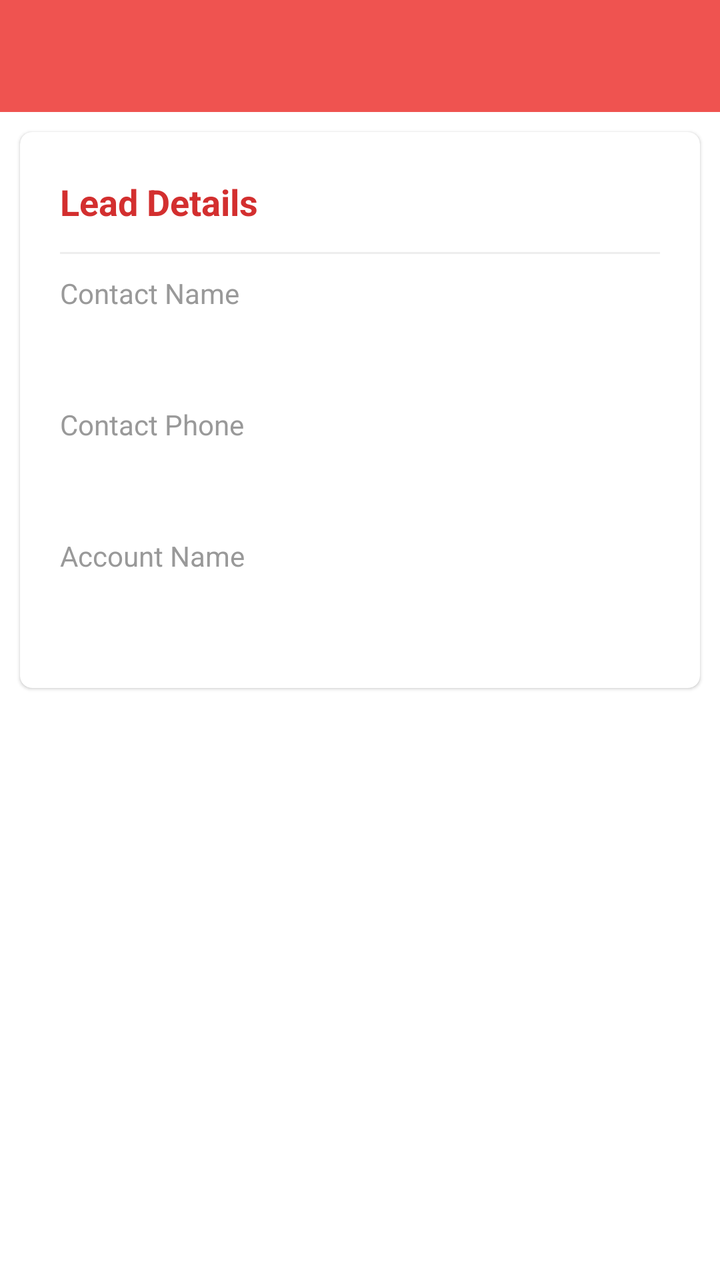
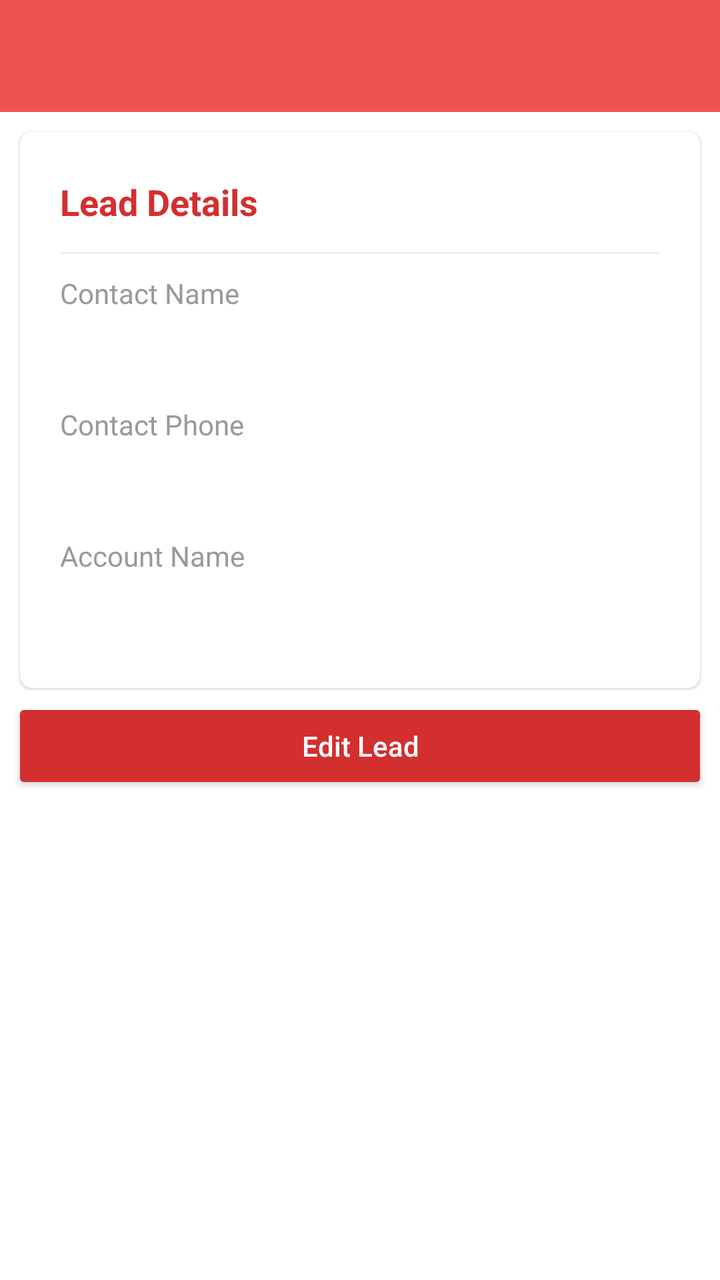

Screens rendered from an Android XML layout before and after an edit, with the pre-edit source and the edit as a unified diff.
<!-- AndroidManifest.xml: application theme AppTheme -->
<!-- res/layout/activity_individual_lead.xml -->
<?xml version="1.0" encoding="utf-8"?>
<LinearLayout xmlns:android="http://schemas.android.com/apk/res/android"
    xmlns:app="http://schemas.android.com/apk/res-auto"
    xmlns:tools="http://schemas.android.com/tools"
    android:id="@+id/main"
    android:orientation="vertical"
    android:layout_width="match_parent"
    android:layout_height="match_parent"
    tools:context=".IndividualLeadActivity">

    <com.google.android.material.appbar.AppBarLayout
        android:layout_width="match_parent"
        android:id="@+id/app_bar_layout"
        android:layout_height="wrap_content">

        <include layout="@layout/toolbar" />

    </com.google.android.material.appbar.AppBarLayout>

    <androidx.core.widget.NestedScrollView
        android:layout_width="match_parent"
        android:layout_height="match_parent"
        android:background="@android:color/white"
        android:clipToPadding="false"
        android:scrollbars="none"
        android:scrollingCache="true"
        app:layout_behavior="@string/appbar_scrolling_view_behavior">

        <LinearLayout
            android:layout_width="match_parent"
            android:layout_height="wrap_content"
            android:orientation="vertical">

            
            
            

            
            
            
            
            

            
            
            
            
            

            
            
            
            
            
            
            
            
            

            

            <androidx.cardview.widget.CardView
                android:layout_width="match_parent"
                android:layout_height="wrap_content"
                android:layout_marginBottom="@dimen/spacing_medium"
                android:layout_marginLeft="@dimen/spacing_middle"
                android:layout_marginRight="@dimen/spacing_middle"
                android:layout_marginTop="@dimen/spacing_middle"
                android:visibility="visible"
                app:cardCornerRadius="6dp"
                app:cardElevation="1dp">

                <LinearLayout
                    android:layout_width="match_parent"
                    android:layout_height="wrap_content"
                    android:orientation="horizontal"
                    android:padding="@dimen/spacing_mlarge">

                    <LinearLayout
                        android:layout_width="0dp"
                        android:layout_height="wrap_content"
                        android:layout_weight="2"
                        android:orientation="vertical">

                        <TextView
                            android:layout_width="wrap_content"
                            android:layout_height="30dp"
                            android:gravity="center_vertical"
                            android:text="Lead Details"
                            android:textAppearance="@style/Base.TextAppearance.AppCompat.Medium"
                            android:textColor="@color/red_700"
                            android:textStyle="bold" />

                        <View
                            android:layout_width="match_parent"
                            android:layout_height="1dp"
                            android:background="@color/grey_200"
                            android:layout_marginTop="10dp"
                            android:layout_marginBottom="@dimen/spacing_medium" />






                        <View
                            android:layout_width="0dp"
                            android:layout_height="@dimen/spacing_medium" />

                        <TextView
                            android:layout_width="wrap_content"
                            android:layout_height="wrap_content"
                            android:text="Contact Name"
                            android:textAppearance="@style/Base.TextAppearance.AppCompat.Body1"
                            android:textColor="@color/grey_40" />

                        <TextView
                            android:layout_width="wrap_content"
                            android:layout_height="wrap_content"
                            android:layout_marginTop="@dimen/spacing_medium"
                            android:text=""
                            android:id="@+id/contactNameTextView"
                            android:textAppearance="@style/Base.TextAppearance.AppCompat.Subhead"
                            android:textColor="@color/grey_80" />

                        <View
                            android:layout_width="0dp"
                            android:layout_height="@dimen/spacing_mlarge" />

                        <TextView
                            android:layout_width="wrap_content"
                            android:layout_height="wrap_content"
                            android:text="Contact Phone"
                            android:textAppearance="@style/Base.TextAppearance.AppCompat.Body1"
                            android:textColor="@color/grey_40" />

                        <TextView
                            android:layout_width="wrap_content"
                            android:layout_height="wrap_content"
                            android:layout_marginTop="@dimen/spacing_medium"
                            android:text=""
                            android:id="@+id/contactPhoneTextView"
                            android:textAppearance="@style/Base.TextAppearance.AppCompat.Subhead"
                            android:textColor="@color/grey_80" />



                        <View
                            android:layout_width="0dp"
                            android:layout_height="@dimen/spacing_mlarge" />

                        <TextView
                            android:layout_width="wrap_content"
                            android:layout_height="wrap_content"
                            android:text="Account Name"
                            android:textAppearance="@style/Base.TextAppearance.AppCompat.Body1"
                            android:textColor="@color/grey_40" />

                        <TextView
                            android:layout_width="wrap_content"
                            android:layout_height="wrap_content"
                            android:layout_marginTop="@dimen/spacing_medium"
                            android:text=""
                            android:id="@+id/accountNameTextView"
                            android:textAppearance="@style/Base.TextAppearance.AppCompat.Subhead"
                            android:textColor="@color/grey_80" />







                        <View
                            android:layout_width="0dp"
                            android:layout_height="@dimen/spacing_middle" />



                    </LinearLayout>

                    <LinearLayout
                        android:layout_width="0dp"
                        android:layout_height="wrap_content"
                        android:layout_weight="1"
                        android:orientation="vertical">

                        <View
                            android:layout_width="30dp"
                            android:layout_height="30dp"/>

                        
                        
                        
                        
                        
                        

                        <View
                            android:layout_width="match_parent"
                            android:layout_height="1dp"
                            android:background="@color/grey_200"
                            android:layout_marginTop="10dp"
                            android:layout_marginBottom="@dimen/spacing_medium" />











































                        <View
                            android:layout_width="0dp"
                            android:layout_height="@dimen/spacing_middle" />







                    </LinearLayout>


                </LinearLayout>



            </androidx.cardview.widget.CardView>

            
            
            
            
            
            
            
            

            
            
            
            

            
            
            
            
            
            
            

            
            
            
            
            
            
            
            

            
            
            
            
            

            
            
            
            
            

            
            
            

            
            
            
            

            
            
            
            
            
            
            

            
            
            
            
            
            

            

            
            
            
            



            
            
            

            

            
            
            
            
            
            

            
            
            

            
            
            
            
            

            
            
            

            
            
            
            
            
            
            

            
            
            

            
            
            
            
            

            
            
            

            
            
            
            
            
            

            

            
            
            
            
            
            

            
            
            

            
            
            
            
            
            

            
            
            

            
            
            
            
            
            
            

            

            
            
            
            
            
            
            

            
            
            

            
            
            
            
            

            
            
            

            
            
            
            
            
            

            

            
            
            
            
            
            
            
            
            
            
            
            
            
            
            
            
            
            
            

            
            
            
            
            
            

            
            
            
            
            
            

            
            
            
            
            
            

            
            
            
            
            
            

            
            
            
            
            
            

            

            
            
            
            
            
            
            

            

            

        </LinearLayout>
    </androidx.core.widget.NestedScrollView>

    <com.google.android.material.floatingactionbutton.FloatingActionButton
        android:id="@+id/fab"
        android:layout_width="wrap_content"
        android:layout_height="wrap_content"
        android:layout_margin="@dimen/spacing_mlarge"
        android:clickable="true"
        app:backgroundTint="@color/red_500"
        app:fabSize="normal"
        app:layout_anchor="@id/app_bar_layout"
        app:layout_anchorGravity="bottom|right|end"
        app:srcCompat="@drawable/ic_favorites"
        app:tint="@android:color/white" />

</LinearLayout>
<!-- res/layout/toolbar.xml (included above) -->
<?xml version="1.0" encoding="utf-8"?>
<androidx.appcompat.widget.Toolbar
    xmlns:android="http://schemas.android.com/apk/res/android"
    xmlns:app="http://schemas.android.com/apk/res-auto"
    android:id="@+id/toolbar"
    android:layout_width="match_parent"
    android:layout_height="?android:attr/actionBarSize"
    android:background="@color/colorPrimary"
    app:contentInsetStartWithNavigation="0dp"
    android:theme="@style/ThemeOverlay.AppCompat.Dark.ActionBar"
    app:popupTheme="@style/ThemeOverlay.AppCompat.Light"/>
<!-- resources referenced by this layout -->
<resources>
  <color name="colorPrimary">#ef5350</color>
  <color name="grey_200">#EEEEEE</color>
  <color name="grey_40">#999999</color>
  <color name="grey_80">#37474F</color>
  <color name="red_500">#F44336</color>
  <color name="red_700">#D32F2F</color>
  <dimen name="spacing_medium">5dp</dimen>
  <dimen name="spacing_middle">10dp</dimen>
  <dimen name="spacing_mlarge">20dp</dimen>
  <!-- drawable ic_favorites (drawable) -->
  <vector xmlns:android="http://schemas.android.com/apk/res/android"
          android:width="24dp"
          android:height="24dp"
          android:viewportWidth="24.0"
          android:viewportHeight="24.0">
      <path
          android:fillColor="#FFFFFFFF"
          android:pathData="M12,21.35l-1.45,-1.32C5.4,15.36 2,12.28 2,8.5 2,5.42 4.42,3 7.5,3c1.74,0 3.41,0.81 4.5,2.09C13.09,3.81 14.76,3 16.5,3 19.58,3 22,5.42 22,8.5c0,3.78 -3.4,6.86 -8.55,11.54L12,21.35z"/>
  </vector>
  <style name="AppTheme" parent="BaseTheme">
          <item name="android:windowContentTransitions">true</item>
  
  
          
      </style>
  <style name="BaseTheme" parent="Theme.AppCompat.Light.NoActionBar">
          
          <item name="colorPrimary">@color/colorPrimary</item>
          <item name="colorPrimaryDark">@color/colorPrimaryDark</item>
          <item name="colorAccent">@color/colorAccent</item>
          <item name="windowActionModeOverlay">true</item>
          <item name="android:actionModeBackground">@color/blue_grey_600</item>
          <item name="android:dialogTheme">@style/Dialog.Theme</item>
          
          <item name="android:windowDisablePreview">true</item>
      </style>
  <color name="colorPrimaryDark">#dc1814</color>
  <color name="colorAccent">#FF4081</color>
  <color name="blue_grey_600">#546E7A</color>
  <style name="Dialog.Theme" parent="Theme.AppCompat.Light.Dialog">
          <item name="colorPrimary">@color/colorPrimary</item>
          <item name="colorPrimaryDark">@color/colorPrimaryDark</item>
          <item name="colorAccent">@color/colorAccent</item>
      </style>
</resources>

<!-- the commit's change to res/layout/activity_individual_lead.xml (unified diff, before → after) -->
@@ -263,6 +263,20 @@
 
 
             </androidx.cardview.widget.CardView>
+
+            <Button
+                android:layout_width="match_parent"
+                android:layout_marginLeft="6dp"
+                android:layout_marginRight="6dp"
+
+                android:layout_height="wrap_content"
+                android:text="Edit Lead"
+                android:textAllCaps="false"
+                android:textColor="@color/white"
+                android:backgroundTint="@color/red_700"
+                android:elevation="4dp"
+                android:id="@+id/editLeadButton"/>
+
 
             
             
<!-- resource entries referenced after the edit -->
@@ -6,6 +6,7 @@
   <color name="grey_80">#37474F</color>
   <color name="red_500">#F44336</color>
   <color name="red_700">#D32F2F</color>
+  <color name="white">#FFFFFF</color>
   <dimen name="spacing_medium">5dp</dimen>
   <dimen name="spacing_middle">10dp</dimen>
   <dimen name="spacing_mlarge">20dp</dimen>
